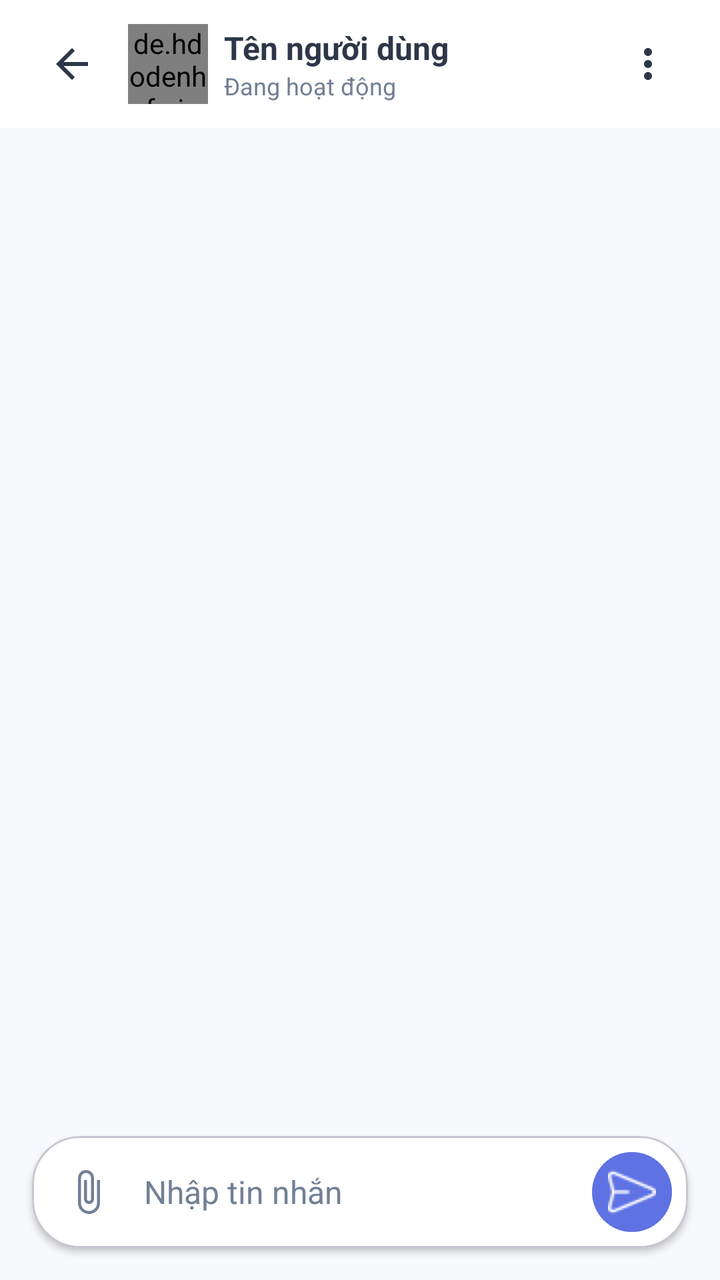
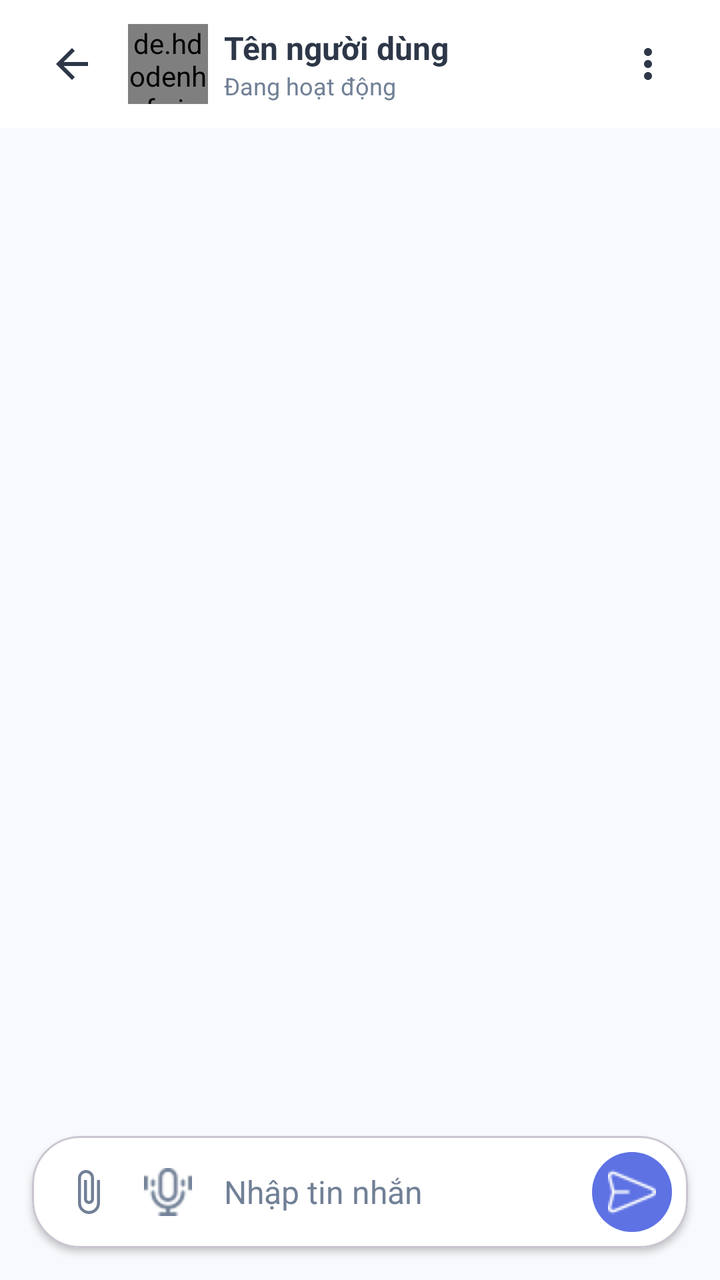

Screens rendered from an Android XML layout before and after an edit, with the pre-edit source and the edit as a unified diff.
<!-- AndroidManifest.xml: application theme Theme.VibeChat -->
<!-- res/layout/activity_chat.xml -->
<?xml version="1.0" encoding="utf-8"?>
<androidx.constraintlayout.widget.ConstraintLayout xmlns:android="http://schemas.android.com/apk/res/android"
    xmlns:app="http://schemas.android.com/apk/res-auto"
    xmlns:tools="http://schemas.android.com/tools"
    android:layout_width="match_parent"
    android:layout_height="match_parent"
    android:background="@color/colorBackground">

    <com.google.android.material.appbar.AppBarLayout
        android:id="@+id/appBarLayout"
        android:layout_width="match_parent"
        android:layout_height="wrap_content"
        android:background="@color/colorSurface"
        android:elevation="4dp"
        app:layout_constraintTop_toTopOf="parent">

        <androidx.constraintlayout.widget.ConstraintLayout
            android:layout_width="match_parent"
            android:layout_height="wrap_content"
            android:paddingHorizontal="16dp"
            android:paddingVertical="12dp">

            <ImageButton
                android:id="@+id/backButton"
                android:layout_width="40dp"
                android:layout_height="40dp"
                android:background="?attr/selectableItemBackgroundBorderless"
                android:contentDescription="@string/back"
                android:src="@drawable/ic_back"
                app:layout_constraintBottom_toBottomOf="parent"
                app:layout_constraintStart_toStartOf="parent"
                app:layout_constraintTop_toTopOf="parent"
                app:tint="@color/colorTextPrimary" />

            <de.hdodenhof.circleimageview.CircleImageView
                android:id="@+id/profileImageView"
                android:layout_width="40dp"
                android:layout_height="40dp"
                android:layout_marginStart="8dp"
                android:src="@drawable/default_avatar"
                app:civ_border_color="@color/colorBackground"
                app:civ_border_width="1dp"
                app:layout_constraintBottom_toBottomOf="parent"
                app:layout_constraintStart_toEndOf="@id/backButton"
                app:layout_constraintTop_toTopOf="parent"
                tools:ignore="MissingClass" />

            <LinearLayout
                android:layout_width="0dp"
                android:layout_height="wrap_content"
                android:layout_marginStart="8dp"
                android:layout_marginEnd="8dp"
                android:orientation="vertical"
                app:layout_constraintBottom_toBottomOf="parent"
                app:layout_constraintEnd_toStartOf="@id/menuButton"
                app:layout_constraintStart_toEndOf="@id/profileImageView"
                app:layout_constraintTop_toTopOf="parent">

                <TextView
                    android:id="@+id/chatNameTextView"
                    android:layout_width="wrap_content"
                    android:layout_height="wrap_content"
                    android:ellipsize="end"
                    android:maxLines="1"
                    android:text="Tên người dùng"
                    android:textColor="@color/colorTextPrimary"
                    android:textSize="16sp"
                    android:textStyle="bold" />

                <TextView
                    android:id="@+id/statusTextView"
                    android:layout_width="wrap_content"
                    android:layout_height="wrap_content"
                    android:ellipsize="end"
                    android:maxLines="1"
                    android:text="Đang hoạt động"
                    android:textColor="@color/colorTextSecondary"
                    android:textSize="12sp" />
            </LinearLayout>

            <ImageButton
                android:id="@+id/menuButton"
                android:layout_width="40dp"
                android:layout_height="40dp"
                android:background="?attr/selectableItemBackgroundBorderless"
                android:contentDescription="@string/menu"
                android:src="@drawable/ic_more_vert"
                app:layout_constraintBottom_toBottomOf="parent"
                app:layout_constraintEnd_toEndOf="parent"
                app:layout_constraintTop_toTopOf="parent"
                app:tint="@color/colorTextPrimary" />
        </androidx.constraintlayout.widget.ConstraintLayout>
    </com.google.android.material.appbar.AppBarLayout>

    <androidx.recyclerview.widget.RecyclerView
        android:id="@+id/chatRecyclerView"
        android:layout_width="0dp"
        android:layout_height="0dp"
        android:clipToPadding="false"
        android:paddingHorizontal="16dp"
        android:paddingVertical="8dp"
        app:layout_constraintBottom_toTopOf="@id/messageCardView"
        app:layout_constraintEnd_toEndOf="parent"
        app:layout_constraintStart_toStartOf="parent"
        app:layout_constraintTop_toBottomOf="@id/appBarLayout" />

    <com.google.android.material.card.MaterialCardView
        android:id="@+id/messageCardView"
        android:layout_width="0dp"
        android:layout_height="wrap_content"
        android:layout_margin="16dp"
        app:cardBackgroundColor="@color/colorSurface"
        app:cardCornerRadius="24dp"
        app:cardElevation="2dp"
        app:layout_constraintBottom_toBottomOf="parent"
        app:layout_constraintEnd_toEndOf="parent"
        app:layout_constraintStart_toStartOf="parent">

        <androidx.constraintlayout.widget.ConstraintLayout
            android:layout_width="match_parent"
            android:layout_height="wrap_content"
            android:padding="8dp">

            <ImageButton
                android:id="@+id/attachButton"
                android:layout_width="40dp"
                android:layout_height="40dp"
                android:background="?attr/selectableItemBackgroundBorderless"
                android:contentDescription="@string/attach"
                android:src="@drawable/ic_attach"
                app:layout_constraintBottom_toBottomOf="parent"
                app:layout_constraintStart_toStartOf="parent"
                app:layout_constraintTop_toTopOf="parent"
                app:tint="@color/colorTextSecondary" />

            <EditText
                android:id="@+id/messageEditText"
                android:layout_width="0dp"
                android:layout_height="wrap_content"
                android:layout_marginHorizontal="8dp"
                android:background="@null"
                android:hint="Nhập tin nhắn"
                android:inputType="textMultiLine"
                android:maxLines="4"
                android:minHeight="40dp"
                android:textColor="@color/colorTextPrimary"
                android:textColorHint="@color/colorTextSecondary"
                android:textSize="16sp"
                app:layout_constraintBottom_toBottomOf="parent"
                app:layout_constraintEnd_toStartOf="@id/sendButton"
                app:layout_constraintStart_toEndOf="@id/attachButton"
                app:layout_constraintTop_toTopOf="parent" />

            <ImageButton
                android:id="@+id/sendButton"
                android:layout_width="40dp"
                android:layout_height="40dp"
                android:background="@drawable/circle_button_background"
                android:contentDescription="@string/send"
                android:src="@drawable/ic_send"
                app:layout_constraintBottom_toBottomOf="parent"
                app:layout_constraintEnd_toEndOf="parent"
                app:layout_constraintTop_toTopOf="parent"
                app:tint="@color/colorSurface" />
        </androidx.constraintlayout.widget.ConstraintLayout>
    </com.google.android.material.card.MaterialCardView>

</androidx.constraintlayout.widget.ConstraintLayout>
<!-- resources referenced by this layout -->
<resources>
  <color name="colorBackground">#F7F9FC</color>
  <color name="colorSurface">#FFFFFF</color>
  <color name="colorTextPrimary">#2D3748</color>
  <color name="colorTextSecondary">#718096</color>
  <!-- drawable circle_button_background (drawable) -->
  <?xml version="1.0" encoding="utf-8"?>
  <shape xmlns:android="http://schemas.android.com/apk/res/android"
      android:shape="oval">
      <solid android:color="@color/colorPrimary" />
  </shape>
  <!-- drawable default_avatar: png bitmap (drawable, 1239 bytes) -->
  <!-- drawable ic_attach (drawable) -->
  <vector xmlns:android="http://schemas.android.com/apk/res/android"
      android:width="24dp"
      android:height="24dp"
      android:viewportWidth="24"
      android:viewportHeight="24"
      android:tint="?attr/colorControlNormal">
      <path
          android:fillColor="@android:color/white"
          android:pathData="M16.5,6v11.5c0,2.21 -1.79,4 -4,4s-4,-1.79 -4,-4V5c0,-1.38 1.12,-2.5 2.5,-2.5s2.5,1.12 2.5,2.5v10.5c0,0.55 -0.45,1 -1,1s-1,-0.45 -1,-1V6H10v9.5c0,1.38 1.12,2.5 2.5,2.5s2.5,-1.12 2.5,-2.5V5c0,-2.21 -1.79,-4 -4,-4S7,2.79 7,5v12.5c0,3.04 2.46,5.5 5.5,5.5s5.5,-2.46 5.5,-5.5V6h-1.5z"/>
  </vector>
  <!-- drawable ic_back (drawable) -->
  <vector xmlns:android="http://schemas.android.com/apk/res/android"
      android:width="24dp"
      android:height="24dp"
      android:viewportWidth="24"
      android:viewportHeight="24"
      android:tint="?attr/colorControlNormal">
      <path
          android:fillColor="@android:color/white"
          android:pathData="M20,11H7.83l5.59,-5.59L12,4l-8,8 8,8 1.41,-1.41L7.83,13H20v-2z"/>
  </vector>
  <!-- drawable ic_more_vert (drawable) -->
  <vector xmlns:android="http://schemas.android.com/apk/res/android"
      android:width="24dp"
      android:height="24dp"
      android:viewportWidth="24"
      android:viewportHeight="24"
      android:tint="?attr/colorControlNormal">
      <path
          android:fillColor="@android:color/white"
          android:pathData="M12,8c1.1,0 2,-0.9 2,-2s-0.9,-2 -2,-2 -2,0.9 -2,2 0.9,2 2,2zM12,10c-1.1,0 -2,0.9 -2,2s0.9,2 2,2 2,-0.9 2,-2 -0.9,-2 -2,-2zM12,16c-1.1,0 -2,0.9 -2,2s0.9,2 2,2 2,-0.9 2,-2 -0.9,-2 -2,-2z"/>
  </vector>
  <!-- drawable ic_send: png bitmap (drawable, 478 bytes) -->
  <string name="attach">Đính kèm</string>
  <string name="back">Quay lại</string>
  <string name="menu">Menu</string>
  <string name="send">Gửi</string>
  <style name="Theme.VibeChat" parent="Base.Theme.VibeChat" />
  <color name="colorPrimary">#5E72E4</color>
  <style name="Base.Theme.VibeChat" parent="Theme.Material3.DayNight.NoActionBar">
          
          
      </style>
</resources>

<!-- the commit's change to res/layout/activity_chat.xml (unified diff, before → after) -->
@@ -93,6 +93,19 @@
     </com.google.android.material.appbar.AppBarLayout>
 
     <androidx.recyclerview.widget.RecyclerView
+        android:id="@+id/pinnedRecyclerView"
+        android:layout_width="0dp"
+        android:layout_height="wrap_content"
+        android:background="@color/colorSurface"
+        android:clipToPadding="false"
+        android:paddingHorizontal="16dp"
+        android:paddingVertical="8dp"
+        android:visibility="gone"
+        app:layout_constraintEnd_toEndOf="parent"
+        app:layout_constraintStart_toStartOf="parent"
+        app:layout_constraintTop_toBottomOf="@id/appBarLayout" />
+
+    <androidx.recyclerview.widget.RecyclerView
         android:id="@+id/chatRecyclerView"
         android:layout_width="0dp"
         android:layout_height="0dp"
@@ -102,7 +115,7 @@
         app:layout_constraintBottom_toTopOf="@id/messageCardView"
         app:layout_constraintEnd_toEndOf="parent"
         app:layout_constraintStart_toStartOf="parent"
-        app:layout_constraintTop_toBottomOf="@id/appBarLayout" />
+        app:layout_constraintTop_toBottomOf="@id/pinnedRecyclerView" />
 
     <com.google.android.material.card.MaterialCardView
         android:id="@+id/messageCardView"
@@ -133,6 +146,18 @@
                 app:layout_constraintTop_toTopOf="parent"
                 app:tint="@color/colorTextSecondary" />
 
+            <ImageButton
+                android:id="@+id/recordButton"
+                android:layout_width="40dp"
+                android:layout_height="40dp"
+                android:background="?attr/selectableItemBackgroundBorderless"
+                android:contentDescription="@string/record"
+                android:src="@drawable/ic_mic"
+                app:layout_constraintBottom_toBottomOf="parent"
+                app:layout_constraintStart_toEndOf="@id/attachButton"
+                app:layout_constraintTop_toTopOf="parent"
+                app:tint="@color/colorTextSecondary" />
+
             <EditText
                 android:id="@+id/messageEditText"
                 android:layout_width="0dp"
@@ -148,7 +173,7 @@
                 android:textSize="16sp"
                 app:layout_constraintBottom_toBottomOf="parent"
                 app:layout_constraintEnd_toStartOf="@id/sendButton"
-                app:layout_constraintStart_toEndOf="@id/attachButton"
+                app:layout_constraintStart_toEndOf="@id/recordButton"
                 app:layout_constraintTop_toTopOf="parent" />
 
             <ImageButton
<!-- resource entries referenced after the edit -->
@@ -33,6 +33,7 @@
           android:fillColor="@android:color/white"
           android:pathData="M20,11H7.83l5.59,-5.59L12,4l-8,8 8,8 1.41,-1.41L7.83,13H20v-2z"/>
   </vector>
+  <!-- drawable ic_mic: png bitmap (drawable, 605 bytes) -->
   <!-- drawable ic_more_vert (drawable) -->
   <vector xmlns:android="http://schemas.android.com/apk/res/android"
       android:width="24dp"
@@ -48,6 +49,7 @@
   <string name="attach">Đính kèm</string>
   <string name="back">Quay lại</string>
   <string name="menu">Menu</string>
+  <string name="record">Record</string>
   <string name="send">Gửi</string>
   <style name="Theme.VibeChat" parent="Base.Theme.VibeChat" />
   <color name="colorPrimary">#5E72E4</color>
